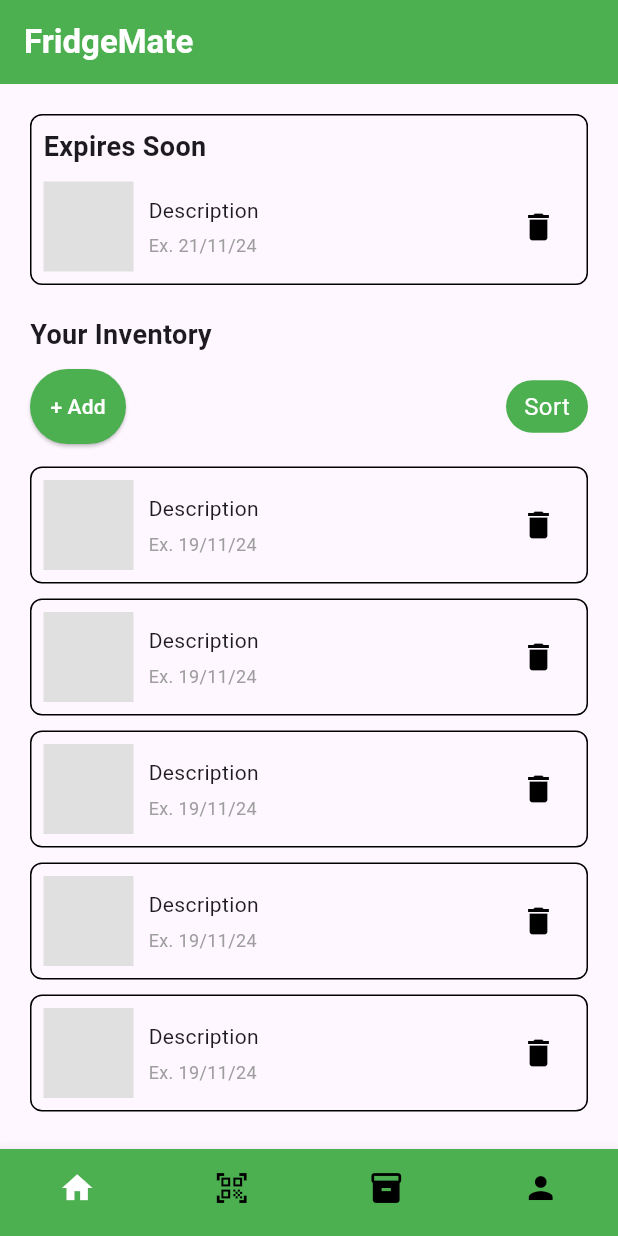
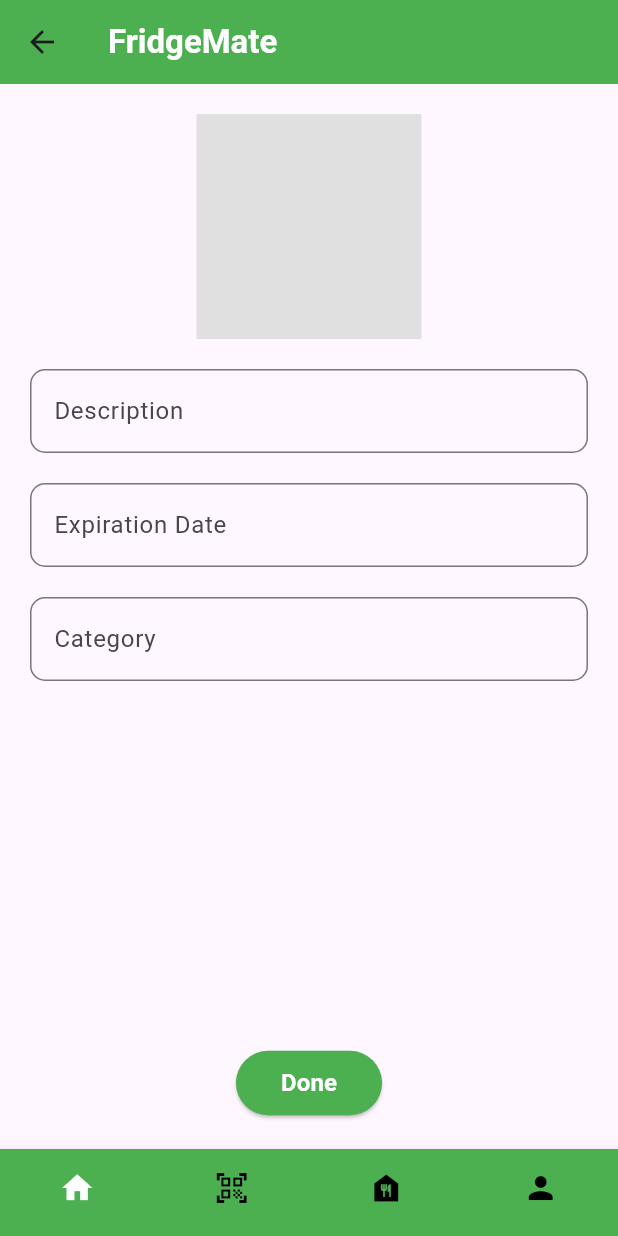
Before and after one commit to ntua-el20123/fridge_mate_app, a Flutter app: the HomePage screen opened directly, after a tap on "+ Add", on a phone screen of 412 x 824 dp. Run offline on Flutter 3.47's test engine with Material 3 defaults, Android fonts, the light colour scheme and no system bars.

Commit message:
modified:   lib/pages/home_page.dart 	new file:   lib/pages/modify_item_page.dart

```diff
--- a/lib/pages/home_page.dart
+++ b/lib/pages/home_page.dart
@@ -1,4 +1,5 @@
 import 'package:flutter/material.dart';
+import 'package:fridge_mate_app/pages/modify_item_page.dart';
 
 class SortButton extends StatelessWidget {
   const SortButton({super.key});
@@ -69,25 +70,36 @@ class SortButton extends StatelessWidget {
 class HomePage extends StatelessWidget {
   const HomePage({super.key});
 
+  // Example method for handling item clicks. In a real app, this might be more complex.
+  void _onItemClicked(BuildContext context, int index) {
+    // Navigate to the ModifyItemPage to edit the item
+    Navigator.push(
+      context,
+      MaterialPageRoute(
+        builder: (_) => const ModifyItemPage(),
+      ),
+    );
+  }
+
   // Example method for deleting an item. In a real app, this might be more complex.
   void _onDeleteItem() {
     // Handle delete logic
   }
 
   // Example method for adding a new item.
-  void _onAddItem() {
-    // Handle adding a new item
+  void _onAddItem(BuildContext context) {
+    // Navigate to the ModifyItemPage to add a new item
+    Navigator.push(
+      context,
+      MaterialPageRoute(
+        builder: (_) => const ModifyItemPage(),
+      ),
+    );
   }
 
   // Builds the "Expires Soon" section.
-  Widget _buildExpiringSoonSection() {
-    return Container(
-      decoration: BoxDecoration(
-        border: Border.all(color: Colors.black),
-        borderRadius: BorderRadius.circular(8),
-      ),
-      padding: const EdgeInsets.all(8),
-      child: Column(
+  Widget _buildExpiringSoonSection(BuildContext context) {
+    return Column(
       crossAxisAlignment: CrossAxisAlignment.start,
       children: [
         const Text(
@@ -98,7 +110,15 @@ class HomePage extends StatelessWidget {
           ),
         ),
         const SizedBox(height: 10),
-          Row(
+        GestureDetector(
+          onTap: () => _onItemClicked(context, 0),
+          child: Container(
+            decoration: BoxDecoration(
+              border: Border.all(color: Colors.black),
+              borderRadius: BorderRadius.circular(8),
+            ),
+            padding: const EdgeInsets.all(8),
+            child: Row(
               mainAxisAlignment: MainAxisAlignment.spaceBetween,
               children: [
                 // Placeholder for an image thumbnail
@@ -131,13 +151,14 @@ class HomePage extends StatelessWidget {
                 ),
               ],
             ),
+          ),
+        ),
       ],
-      ),
     );
   }
 
   // Builds the "Your Inventory" section with a list of items.
-  Widget _buildInventorySection() {
+  Widget _buildInventorySection(BuildContext context) {
     return Expanded(
       child: Column(
         crossAxisAlignment: CrossAxisAlignment.start,
@@ -155,7 +176,7 @@ class HomePage extends StatelessWidget {
             mainAxisAlignment: MainAxisAlignment.spaceBetween,
             children: [
               ElevatedButton(
-                onPressed: _onAddItem,
+                onPressed: () => _onAddItem(context),
                 style: ElevatedButton.styleFrom(
                   backgroundColor: Colors.green,
                 ),
@@ -173,7 +194,9 @@ class HomePage extends StatelessWidget {
             child: ListView.builder(
               itemCount: 5, // example count
               itemBuilder: (context, index) {
-                return Padding(
+                return GestureDetector(
+                  onTap: () => _onItemClicked(context, index),
+                  child: Padding(
                     padding: const EdgeInsets.symmetric(vertical: 5.0),
                     child: Container(
                       decoration: BoxDecoration(
@@ -215,6 +238,7 @@ class HomePage extends StatelessWidget {
                         ],
                       ),
                     ),
+                  ),
                 );
               },
             ),
@@ -243,9 +267,9 @@ class HomePage extends StatelessWidget {
         padding: const EdgeInsets.all(20.0),
         child: Column(
           children: [
-            _buildExpiringSoonSection(),
+            _buildExpiringSoonSection(context),
             const SizedBox(height: 20),
-            _buildInventorySection(),
+            _buildInventorySection(context),
           ],
         ),
       ),
@@ -266,8 +290,8 @@ class HomePage extends StatelessWidget {
             label: 'Scan',
           ),
           BottomNavigationBarItem(
-            icon: Icon(Icons.inventory),
-            label: 'Inventory',
+            icon: Icon(Icons.food_bank),
+            label: 'Recipes',
           ),
           BottomNavigationBarItem(
             icon: Icon(Icons.person),
--- /dev/null
+++ b/lib/pages/modify_item_page.dart
@@ -0,0 +1,112 @@
+import 'package:flutter/material.dart';
+
+class ModifyItemPage extends StatelessWidget {
+  const ModifyItemPage({super.key});
+
+  @override
+  Widget build(BuildContext context) {
+    return Scaffold(
+      appBar: AppBar(
+        title: const Text(
+          'FridgeMate',
+          style: TextStyle(
+            fontWeight: FontWeight.bold,
+            color: Colors.white,
+          ),
+        ),
+        backgroundColor: Colors.green,
+      ),
+      body: Padding(
+        padding: const EdgeInsets.all(20.0),
+        child: Column(
+          crossAxisAlignment: CrossAxisAlignment.center,
+          children: [
+            // Image placeholder
+            Container(
+              width: 150,
+              height: 150,
+              color: Colors.grey[300],
+            ),
+            const SizedBox(height: 20),
+            // Description field
+            TextField(
+              decoration: InputDecoration(
+                labelText: 'Description',
+                border: OutlineInputBorder(
+                  borderRadius: BorderRadius.circular(10),
+                ),
+              ),
+            ),
+            const SizedBox(height: 20),
+            // Expiration Date field
+            TextField(
+              decoration: InputDecoration(
+                labelText: 'Expiration Date',
+                border: OutlineInputBorder(
+                  borderRadius: BorderRadius.circular(10),
+                ),
+              ),
+            ),
+            const SizedBox(height: 20),
+            // Category field
+            TextField(
+              decoration: InputDecoration(
+                labelText: 'Category',
+                border: OutlineInputBorder(
+                  borderRadius: BorderRadius.circular(10),
+                ),
+              ),
+            ),
+            const Spacer(),
+            // Done button
+            ElevatedButton(
+              onPressed: () {
+                // Handle the "Done" action here
+                Navigator.pop(context);
+              },
+              style: ElevatedButton.styleFrom(
+                backgroundColor: Colors.green,
+                padding:
+                    const EdgeInsets.symmetric(vertical: 10, horizontal: 30),
+              ),
+              child: const Text(
+                'Done',
+                style: TextStyle(
+                  color: Colors.white,
+                  fontSize: 16,
+                  fontWeight: FontWeight.bold,
+                ),
+              ),
+            ),
+          ],
+        ),
+      ),
+      bottomNavigationBar: BottomNavigationBar(
+        backgroundColor: Colors.green,
+        selectedItemColor: Colors.white,
+        unselectedItemColor: Colors.black,
+        showSelectedLabels: false,
+        showUnselectedLabels: false,
+        type: BottomNavigationBarType.fixed,
+        items: const [
+          BottomNavigationBarItem(
+            icon: Icon(Icons.home),
+            label: 'Home',
+          ),
+          BottomNavigationBarItem(
+            icon: Icon(Icons.qr_code_scanner),
+            label: 'Scan',
+          ),
+          BottomNavigationBarItem(
+            icon: Icon(Icons.food_bank),
+            label: 'Recipes',
+          ),
+          BottomNavigationBarItem(
+            icon: Icon(Icons.person),
+            label: 'Profile',
+          ),
+        ],
+      ),
+    );
+  }
+}
```
Lines whose indentation alone changed are shown as unchanged.
